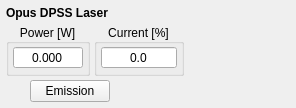
First picture: the form in instruments/Novanta/Opus/OpusWidget.ui, repository davidgrier/QInstrument, before the edit.
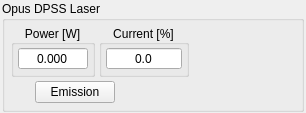
Second picture: the form after the edit. Custom widgets are drawn as their Qt base class.

Commit message: Opus widget: group box layout, model-correct maximum_power, QLedWidget style fix

What changed in the file:
```diff
--- a/instruments/Novanta/Opus/OpusWidget.ui
+++ b/instruments/Novanta/Opus/OpusWidget.ui
@@ -5,41 +5,49 @@
   <property name="windowTitle">
    <string>Opus DPSS Laser</string>
   </property>
-  <layout class="QHBoxLayout" name="outerLayout">
+  <layout class="QVBoxLayout" name="outerLayout">
    <property name="spacing">
-    <number>6</number>
+    <number>2</number>
    </property>
    <property name="leftMargin">
-    <number>6</number>
+    <number>2</number>
    </property>
    <property name="topMargin">
-    <number>6</number>
+    <number>1</number>
    </property>
    <property name="rightMargin">
-    <number>6</number>
+    <number>2</number>
    </property>
    <property name="bottomMargin">
-    <number>6</number>
+    <number>1</number>
    </property>
-   <!-- Left column: title, read-only displays, emission control -->
    <item>
-    <layout class="QVBoxLayout" name="leftLayout">
-     <property name="spacing">
-      <number>4</number>
-     </property>
-     <!-- Title -->
-     <item>
-      <widget class="QLabel" name="titleLabel">
-       <property name="text">
+    <widget class="QGroupBox" name="groupBox">
+     <property name="title">
         <string>Opus DPSS Laser</string>
        </property>
-       <property name="font">
-        <font>
-         <bold>true</bold>
-        </font>
-       </property>
-      </widget>
-     </item>
+     <layout class="QHBoxLayout" name="innerLayout">
+      <property name="spacing">
+       <number>6</number>
+      </property>
+      <property name="leftMargin">
+       <number>6</number>
+      </property>
+      <property name="topMargin">
+       <number>4</number>
+      </property>
+      <property name="rightMargin">
+       <number>6</number>
+      </property>
+      <property name="bottomMargin">
+       <number>6</number>
+      </property>
+      <!-- Left column: read-only displays and emission control -->
+      <item>
+       <layout class="QVBoxLayout" name="leftLayout">
+        <property name="spacing">
+         <number>4</number>
+        </property>
      <!-- Read-only display row: actual power and diode current -->
      <item>
       <layout class="QHBoxLayout" name="displayLayout">
@@ -54,18 +62,6 @@
          <property name="alignment">
           <set>Qt::AlignCenter</set>
          </property>
-         <property name="minimumSize">
-          <size>
-           <width>80</width>
-           <height>52</height>
-          </size>
-         </property>
-         <property name="maximumSize">
-          <size>
-           <width>120</width>
-           <height>64</height>
-          </size>
-         </property>
          <layout class="QVBoxLayout" name="powerSpinLayout">
           <property name="leftMargin">
            <number>4</number>
@@ -109,18 +105,6 @@
          <property name="alignment">
           <set>Qt::AlignCenter</set>
          </property>
-         <property name="minimumSize">
-          <size>
-           <width>80</width>
-           <height>52</height>
-          </size>
-         </property>
-         <property name="maximumSize">
-          <size>
-           <width>120</width>
-           <height>64</height>
-          </size>
-         </property>
          <layout class="QVBoxLayout" name="currentSpinLayout">
           <property name="leftMargin">
            <number>4</number>
@@ -185,12 +169,6 @@
          <property name="text">
           <string>Emission</string>
          </property>
-         <property name="minimumSize">
-          <size>
-           <width>60</width>
-           <height>0</height>
-          </size>
-         </property>
         </widget>
        </item>
        <item>
@@ -233,12 +211,9 @@
        <height>0</height>
       </size>
      </property>
-     <property name="maximumSize">
-      <size>
-       <width>120</width>
-       <height>16777215</height>
-      </size>
-     </property>
+       </widget>
+      </item>
+     </layout>
     </widget>
    </item>
   </layout>
```
Left out of the diff: 2 changed lines with no effect on the pictures. Lines whose indentation alone changed are shown as unchanged. The commit also changes 4 other files.
